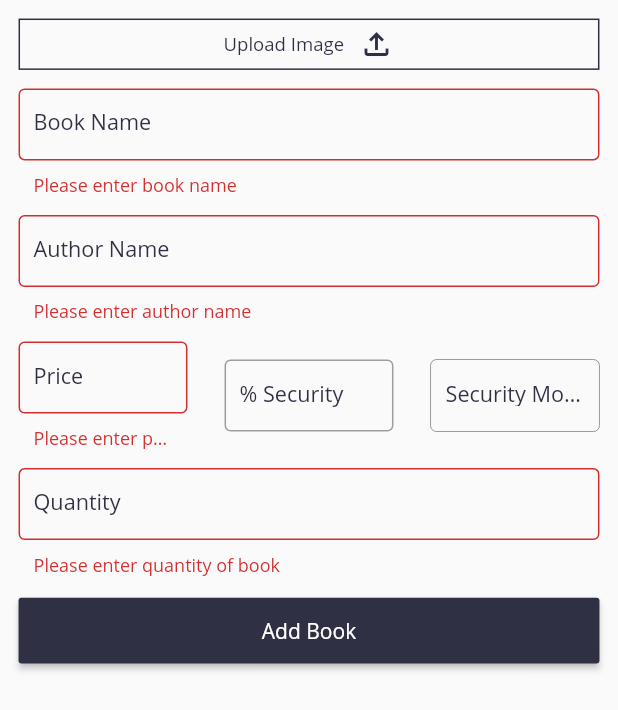
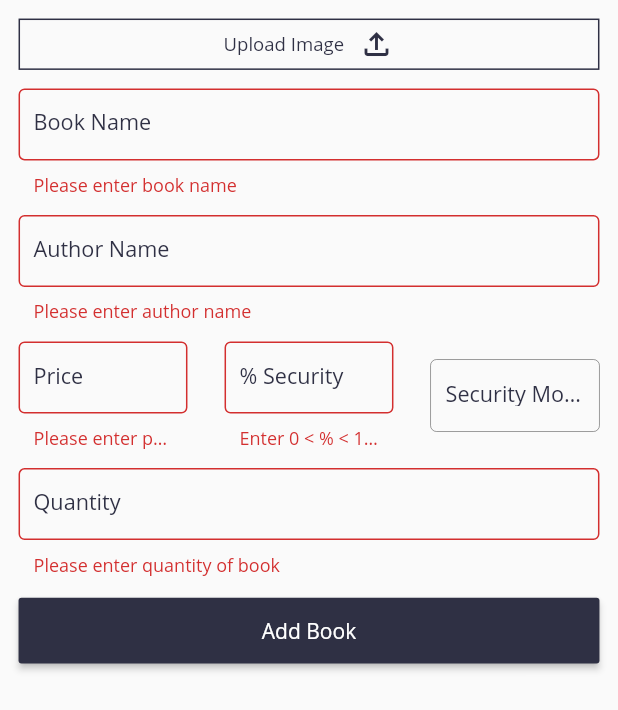
Before and after one commit to harshtaliwal30/e-lib-admin, a Flutter app: the AddBookScreen widget shown alone on an empty page, opened directly, after a tap on "Add Book", on a phone screen of 412 x 824 dp. Shown: the top 710 px of the screen. Run offline on Flutter 3.47's test engine with Material 2 defaults, Android fonts, the phone set to English and light mode, and no system bars; our stand-ins replace cached_network_image, cloud_firestore, firebase_core, flutter_svg, get; accounts and stored records are empty.

Commit message:
Edit book functionality

```diff
--- a/lib/controllers/home_page_controller.dart
+++ b/lib/controllers/home_page_controller.dart
@@ -14,13 +14,15 @@ class HomePageController extends GetxController {
   }
 
   void fetchBooks() async {
+    booksDataList.clear();
     await DatabaseHandler().fetchBooks().then((value) {
       value.docs.forEach((element) {
-        BookModel bookModel = BookModel.fromJson(element.data() as dynamic);
+        Map<String, dynamic> docData = element.data() as dynamic;
+        docData["bookDocId"] = element.id;
+        BookModel bookModel = BookModel.fromJson(docData);
         booksDataList.add(bookModel);
         isLoading(false);
       });
-      // Get.back();
     });
   }
 }
--- a/lib/models/book_model.dart
+++ b/lib/models/book_model.dart
@@ -1,4 +1,7 @@
+import 'package:cloud_firestore/cloud_firestore.dart';
+
 class BookModel {
+  String? bookDocId;
   String? bookName;
   String? authorName;
   double? price;
@@ -7,10 +10,23 @@ class BookModel {
   int? quantity;
   String? category;
   String? libraryID;
+  String? timestamp;
 
-  BookModel({this.bookName, this.authorName, this.price, this.bookImage, this.percentSecurity, this.quantity, this.category, this.libraryID});
+  BookModel({
+    this.bookDocId,
+    this.bookName,
+    this.authorName,
+    this.price,
+    this.bookImage,
+    this.percentSecurity,
+    this.quantity,
+    this.category,
+    this.libraryID,
+    this.timestamp,
+  });
 
   BookModel.fromJson(Map<String, dynamic> json) {
+    bookDocId = json['bookDocId'];
     bookName = json['bookName'];
     authorName = json['authorName'];
     price = json['price'].toDouble();
@@ -19,6 +35,7 @@ class BookModel {
     quantity = json['quantity'];
     category = json['category'];
     libraryID = json['libraryID'];
+    timestamp = json['timestamp'];
   }
 
   Map<String, dynamic> toJson() {
@@ -31,6 +48,7 @@ class BookModel {
     data['quantity'] = this.quantity;
     data['category'] = this.category;
     data['libraryID'] = this.libraryID;
+    data['timestamp'] = this.timestamp;
     return data;
   }
 }
--- a/lib/screens/add_book_screen.dart
+++ b/lib/screens/add_book_screen.dart
@@ -99,6 +99,9 @@ class AddBookScreen extends StatelessWidget {
                         } else
                           return null;
                       },
+                      onChange: (value) {
+                        _addBookController.securityPercentController.text = "";
+                      },
                       textInputType: TextInputType.number,
                     ),
                     left: AppUIConst.safeBlockHorizontal * 3,
@@ -112,7 +115,9 @@ class AddBookScreen extends StatelessWidget {
                       _addBookController.securityPercentController,
                       '% Security',
                       (value) {
-                        if (!value!.isEmpty && (double.parse(value) > 100 || double.parse(value) < 0)) {
+                        if (value!.isEmpty) {
+                          return "Enter 0 < % < 100";
+                        } else if (!value!.isEmpty && (double.parse(value) > 100 || double.parse(value) < 0)) {
                           return "0 < % < 100";
                         } else {
                           return null;
@@ -188,11 +193,15 @@ class AddBookScreen extends StatelessWidget {
                       color: Utils.primaryColor,
                       onPressed: () {
                         if (_formKey.currentState!.validate()) {
-                          _addBookController.addBook();
+                          if (bookDataList != null) {
+                            _addBookController.updateBook(bookDataList);
+                          } else {
+                            _addBookController.addBook();
+                          }
                         }
                       },
                       child: Text(
-                        'Add Book',
+                        bookDataList != null ? 'Update' : 'Add Book',
                         style: TextStyle(
                           color: Utils.white,
                         ),
--- a/lib/screens/home_screen.dart
+++ b/lib/screens/home_screen.dart
@@ -89,7 +89,7 @@ class HomeScreen extends StatelessWidget {
                               elevation: 15,
                             );
                             Get.delete<AddBookController>();
-                            if (result == "bookAdded ") {
+                            if (result == "bookAdded") {
                               _homePageController.fetchBooks();
                             }
                           },
@@ -311,8 +311,8 @@ class HomeScreen extends StatelessWidget {
                       ),
                       elevation: 15,
                     );
-                    Get.delete<AddBookController>();
-                    if (result == "bookAdded ") {
+                    // Get.delete<AddBookController>();
+                    if (result == "bookUpdated") {
                       _homePageController.fetchBooks();
                     }
                   },
--- a/lib/services/database_handler.dart
+++ b/lib/services/database_handler.dart
@@ -10,4 +10,8 @@ class DatabaseHandler {
   Future<void> addBook(var data) async {
     await databaseReference.collection('books').add(data);
   }
+
+  Future<void> updateBook(var data, String? id) async {
+    await databaseReference.collection('books').doc(id).update(data);
+  }
 }
```
Also changed, not shown: lib/controllers/add_book_controller.dart (+26 -0 lines).
